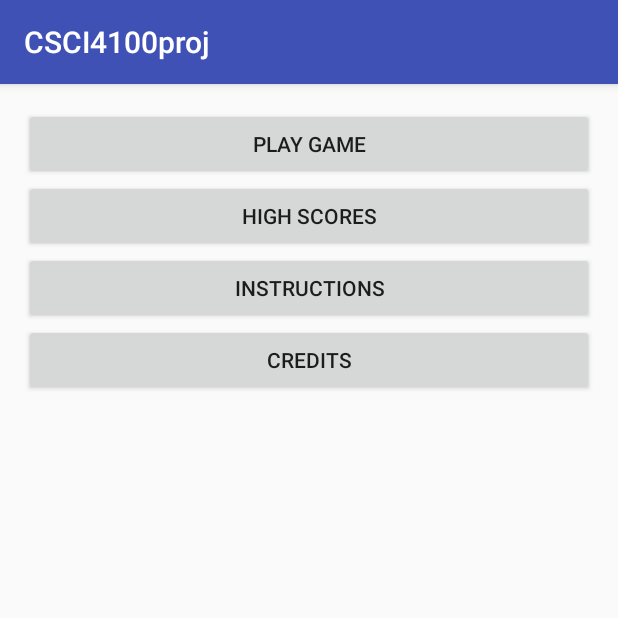
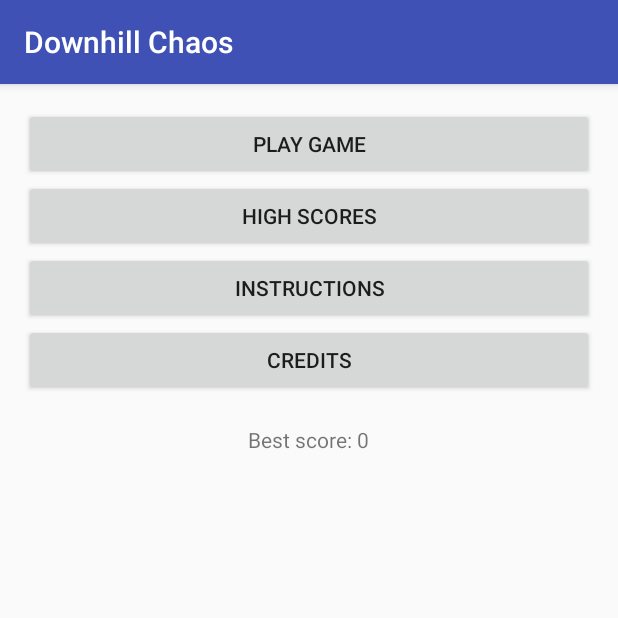
Before and after one commit to tjmacd/ski-game, an Android app: the screen it shows after launch (MainMenuActivity), on a phone screen of 412 x 824 dp, the top half of it. Run offline under Robolectric (Android 15) with nearby library versions, the phone set to English and light mode, and no system bars.

Commit message:
Saves high score

```diff
--- a/app/src/main/java/com/example/thaddeus/csci4100proj/MainMenuActivity.java
+++ b/app/src/main/java/com/example/thaddeus/csci4100proj/MainMenuActivity.java
@@ -6,12 +6,31 @@ import android.os.Bundle;
 import android.view.View;
 import android.widget.TextView;
 
+import java.io.BufferedReader;
+import java.io.FileOutputStream;
+import java.io.IOException;
+import java.io.InputStreamReader;
+import java.io.PrintWriter;
+import java.nio.ByteBuffer;
+
 public class MainMenuActivity extends AppCompatActivity {
+    private String scoreFile = "bestScore.txt";
+    private int bestScore = 0;
 
     @Override
     protected void onCreate(Bundle savedInstanceState) {
         super.onCreate(savedInstanceState);
         setContentView(R.layout.activity_main_menu);
+    }
+
+    @Override
+    protected void onStart(){
+        super.onStart();
+        bestScore = loadScore();
+        TextView textView = (TextView)findViewById(R.id.textView4);
+        textView.setText(String.format(getResources().getString(R.string.best_score),
+                bestScore));
+
     }
 
     public void startGame(View view) {
@@ -37,14 +56,36 @@ public class MainMenuActivity extends AppCompatActivity {
         startActivity(intent);
     }
 
+    private void saveScore(int score){
+        try(PrintWriter writer = new PrintWriter(openFileOutput(scoreFile, 0))){
+            writer.print(score);
+        } catch(IOException e){
+            e.printStackTrace();
+        }
+    }
+
+    private int loadScore(){
+        int score = 0;
+        try(BufferedReader br = new BufferedReader(
+                new InputStreamReader(openFileInput(scoreFile)))){
+            String line = br.readLine();
+            score = Integer.parseInt(line);
+        } catch(IOException e){
+            e.printStackTrace();
+        }
+        return score;
+    }
+
     @Override
     protected void onActivityResult(int requestCode, int resultCode, Intent data) {
         // Check which request we're responding to
         if (requestCode == 1) {
             // Make sure the request was successful
             if (resultCode == RESULT_OK) {
-                TextView textView = (TextView)findViewById(R.id.textView4);
-                textView.setText("Your Score: \n" + data.getStringExtra("result"));
+                int newScore = data.getIntExtra("result", 0);
+                if(newScore > bestScore){
+                    saveScore(newScore);
+                }
             }
         }
     }
--- a/app/src/main/java/com/example/thaddeus/csci4100proj/PlayGameActivity.java
+++ b/app/src/main/java/com/example/thaddeus/csci4100proj/PlayGameActivity.java
@@ -158,7 +158,7 @@ public class PlayGameActivity extends AppCompatActivity
             }
         } else {
             Intent intent = this.getIntent();
-            intent.putExtra("result",Integer.toString(model.getScore()));
+            intent.putExtra("result",model.getScore());
             this.setResult(RESULT_OK, intent);
             finish();
         }
--- a/app/src/main/res/values/strings.xml
+++ b/app/src/main/res/values/strings.xml
@@ -1,5 +1,5 @@
 <resources>
-    <string name="app_name">CSCI4100proj</string>
+    <string name="app_name">Downhill Chaos</string>
     <string name="play_game">Play Game</string>
     <string name="high_scores">High Scores</string>
     <string name="instructions">Instructions</string>
@@ -9,4 +9,5 @@
     <string name="prompt_tap">Tap to continue</string>
     <string name="done">Done</string>
     <string name="credits">Credits</string>
+    <string name="best_score">Best score: %d</string>
 </resources>
```
Also changed, not shown: app/src/main/java/com/example/thaddeus/csci4100proj/LeaderboardActivity.java (line endings or trailing spaces).
